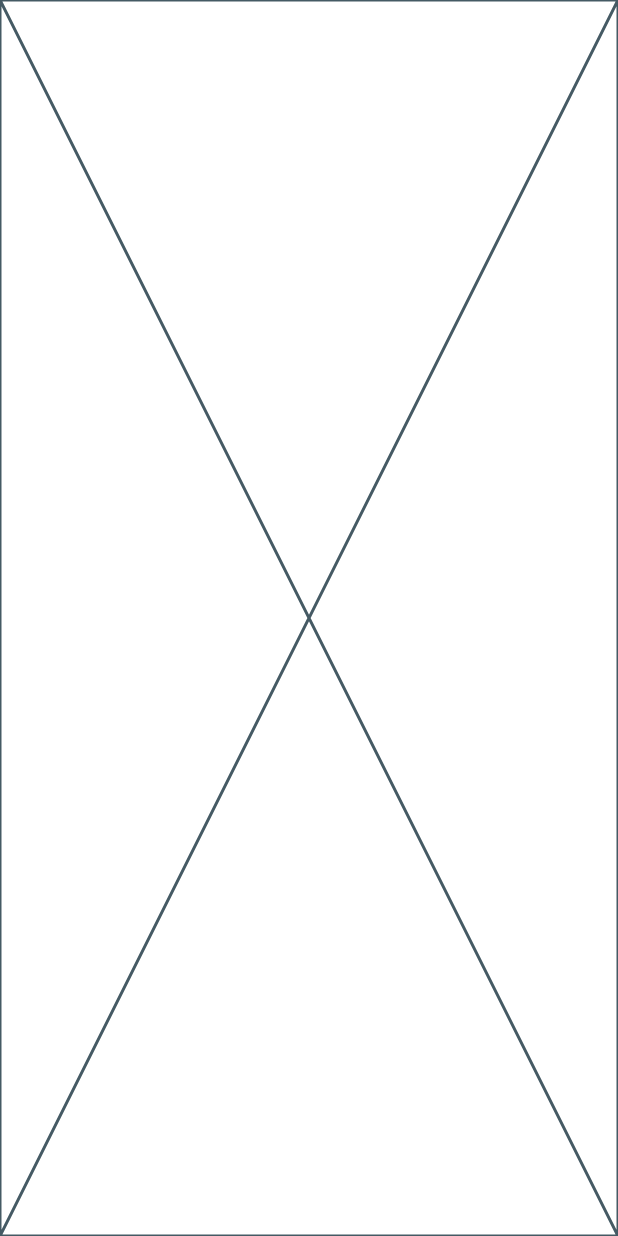
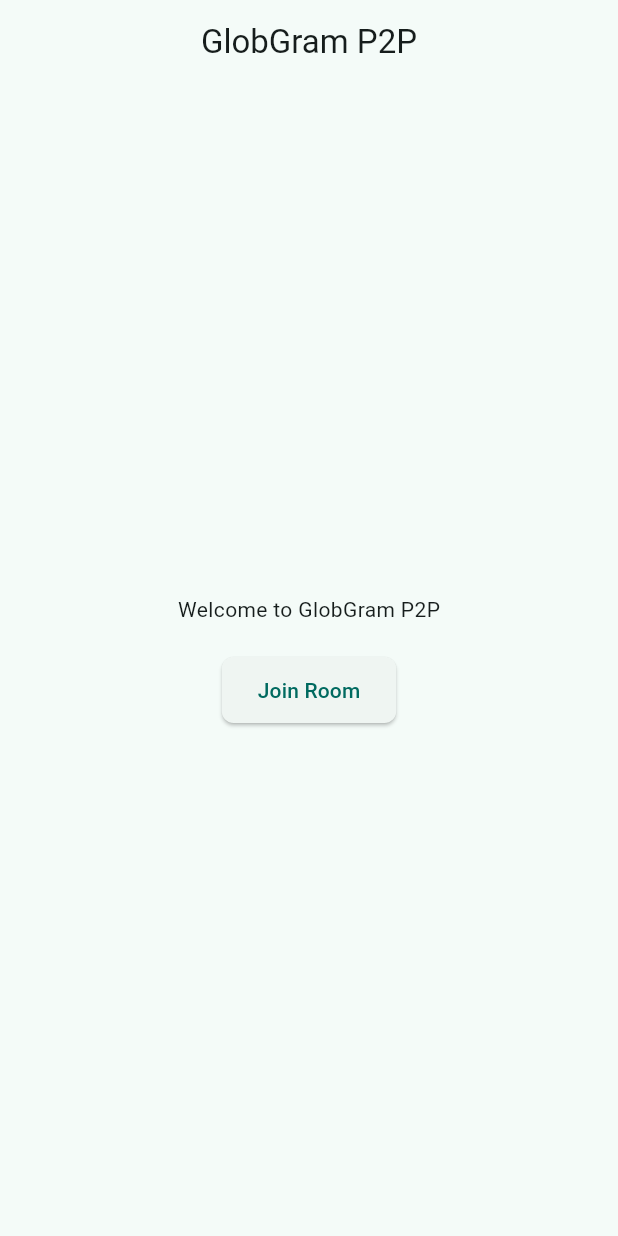
Before and after one commit to tas-digitalmarket/GLOBGRAM02, a Flutter app: the screen it shows after launch, on a phone screen of 412 x 824 dp. Run offline on Flutter 3.47's test engine with Material 3 defaults, Android fonts, the phone set to English and light mode, and no system bars; our stand-ins replace easy_localization, get_it, go_router.

Commit message:
Update 04

```diff
--- /dev/null
+++ b/globgram_p2p/lib/core/app_router.dart
@@ -0,0 +1,69 @@
+import 'package:flutter/material.dart';
+import 'package:go_router/go_router.dart';
+
+final appRouter = GoRouter(
+  routes: [
+    GoRoute(
+      path: '/',
+      name: 'home',
+      builder: (context, state) => const HomeScreen(),
+    ),
+    GoRoute(
+      path: '/room',
+      name: 'roomSelection',
+      builder: (context, state) => const RoomSelectionScreen(),
+    ),
+  ],
+);
+
+class HomeScreen extends StatelessWidget {
+  const HomeScreen({super.key});
+
+  @override
+  Widget build(BuildContext context) {
+    return Scaffold(
+      appBar: AppBar(
+        title: const Text('GlobGram P2P'),
+      ),
+      body: Center(
+        child: Column(
+          mainAxisAlignment: MainAxisAlignment.center,
+          children: [
+            const Text('Welcome to GlobGram P2P'),
+            const SizedBox(height: 20),
+            ElevatedButton(
+              onPressed: () => context.go('/room'),
+              child: const Text('Join Room'),
+            ),
+          ],
+        ),
+      ),
+    );
+  }
+}
+
+class RoomSelectionScreen extends StatelessWidget {
+  const RoomSelectionScreen({super.key});
+
+  @override
+  Widget build(BuildContext context) {
+    return Scaffold(
+      appBar: AppBar(
+        title: const Text('Room Selection'),
+      ),
+      body: Center(
+        child: Column(
+          mainAxisAlignment: MainAxisAlignment.center,
+          children: [
+            const Text('Select a Room'),
+            const SizedBox(height: 20),
+            ElevatedButton(
+              onPressed: () => context.go('/'),
+              child: const Text('Back to Home'),
+            ),
+          ],
+        ),
+      ),
+    );
+  }
+}
--- /dev/null
+++ b/globgram_p2p/lib/core/app_theme.dart
@@ -0,0 +1,47 @@
+import 'package:flutter/material.dart';
+
+class AppTheme {
+  static ThemeData get lightTheme {
+    return ThemeData(
+      colorScheme: ColorScheme.fromSeed(
+        seedColor: Colors.teal,
+        brightness: Brightness.light,
+      ),
+      useMaterial3: true,
+      appBarTheme: const AppBarTheme(
+        centerTitle: true,
+        elevation: 0,
+      ),
+      elevatedButtonTheme: ElevatedButtonThemeData(
+        style: ElevatedButton.styleFrom(
+          padding: const EdgeInsets.symmetric(horizontal: 24, vertical: 12),
+          shape: RoundedRectangleBorder(
+            borderRadius: BorderRadius.circular(8),
+          ),
+        ),
+      ),
+    );
+  }
+
+  static ThemeData get darkTheme {
+    return ThemeData(
+      colorScheme: ColorScheme.fromSeed(
+        seedColor: Colors.teal,
+        brightness: Brightness.dark,
+      ),
+      useMaterial3: true,
+      appBarTheme: const AppBarTheme(
+        centerTitle: true,
+        elevation: 0,
+      ),
+      elevatedButtonTheme: ElevatedButtonThemeData(
+        style: ElevatedButton.styleFrom(
+          padding: const EdgeInsets.symmetric(horizontal: 24, vertical: 12),
+          shape: RoundedRectangleBorder(
+            borderRadius: BorderRadius.circular(8),
+          ),
+        ),
+      ),
+    );
+  }
+}
--- /dev/null
+++ b/globgram_p2p/lib/core/service_locator.dart
@@ -0,0 +1,10 @@
+import 'package:get_it/get_it.dart';
+
+final getIt = GetIt.instance;
+
+Future<void> setupServiceLocator() async {
+  // Services will be registered here
+  // Example:
+  // getIt.registerLazySingleton<ApiService>(() => ApiService());
+  // getIt.registerLazySingleton<DatabaseService>(() => DatabaseService());
+}
--- a/globgram_p2p/lib/main.dart
+++ b/globgram_p2p/lib/main.dart
@@ -1,8 +1,22 @@
 import 'package:flutter/material.dart';
+import 'package:easy_localization/easy_localization.dart';
+import 'core/app_router.dart';
+import 'core/app_theme.dart';
+import 'core/service_locator.dart';
 
 void main() async {
   WidgetsFlutterBinding.ensureInitialized();
-  runApp(const MyApp());
+  await EasyLocalization.ensureInitialized();
+  await setupServiceLocator();
+
+  runApp(
+    EasyLocalization(
+      supportedLocales: const [Locale('en', 'US')],
+      path: 'assets/translations',
+      fallbackLocale: const Locale('en', 'US'),
+      child: const MyApp(),
+    ),
+  );
 }
 
 class MyApp extends StatelessWidget {
@@ -10,13 +24,15 @@ class MyApp extends StatelessWidget {
 
   @override
   Widget build(BuildContext context) {
-    return MaterialApp(
+    return MaterialApp.router(
       title: 'GlobGram P2P',
-      theme: ThemeData(
-        colorScheme: ColorScheme.fromSeed(seedColor: Colors.teal),
-        useMaterial3: true,
-      ),
-      home: const Placeholder(),
+      localizationsDelegates: context.localizationDelegates,
+      supportedLocales: context.supportedLocales,
+      locale: context.locale,
+      theme: AppTheme.lightTheme,
+      darkTheme: AppTheme.darkTheme,
+      themeMode: ThemeMode.system,
+      routerConfig: appRouter,
     );
   }
 }
--- a/globgram_p2p/pubspec.yaml
+++ b/globgram_p2p/pubspec.yaml
@@ -36,6 +36,8 @@ dependencies:
   logger: ^2.0.2
   easy_localization: ^3.0.3
   intl: ^0.20.2
+  go_router: ^13.2.4
+  get_it: ^7.6.7
 
 dev_dependencies:
   flutter_test:
```
Also changed, not shown: globgram_p2p/pubspec.lock.
